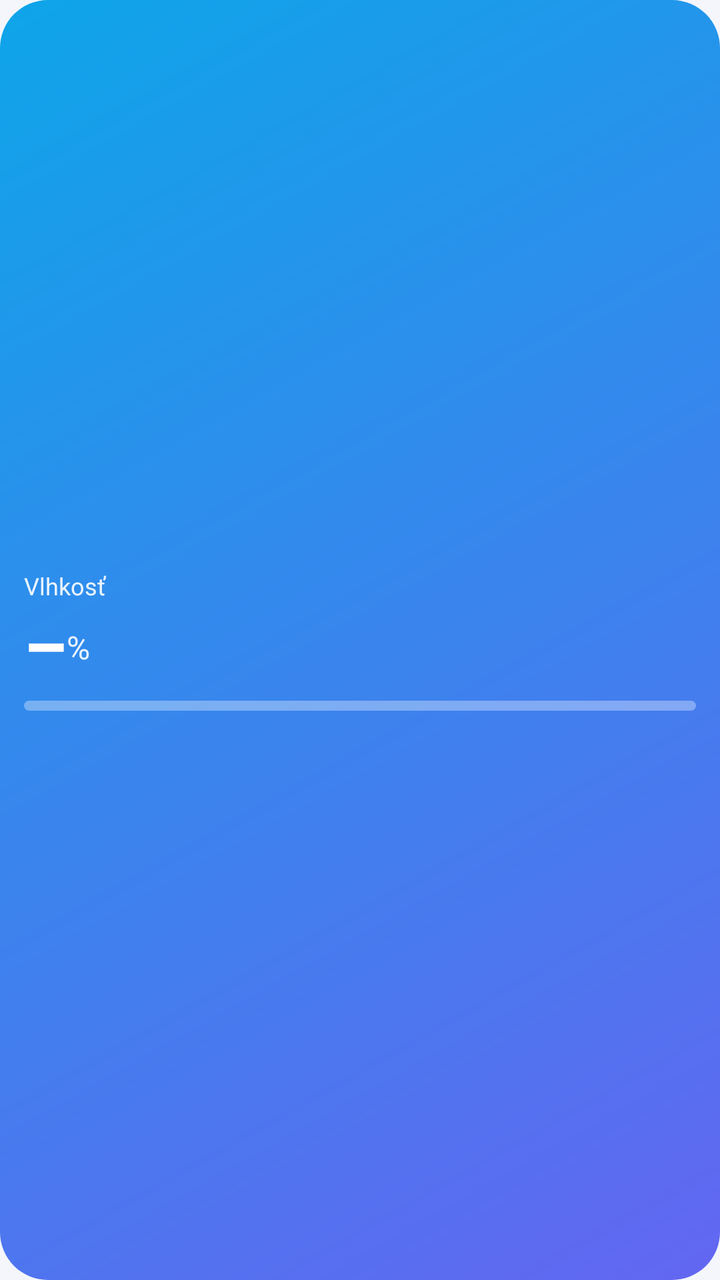
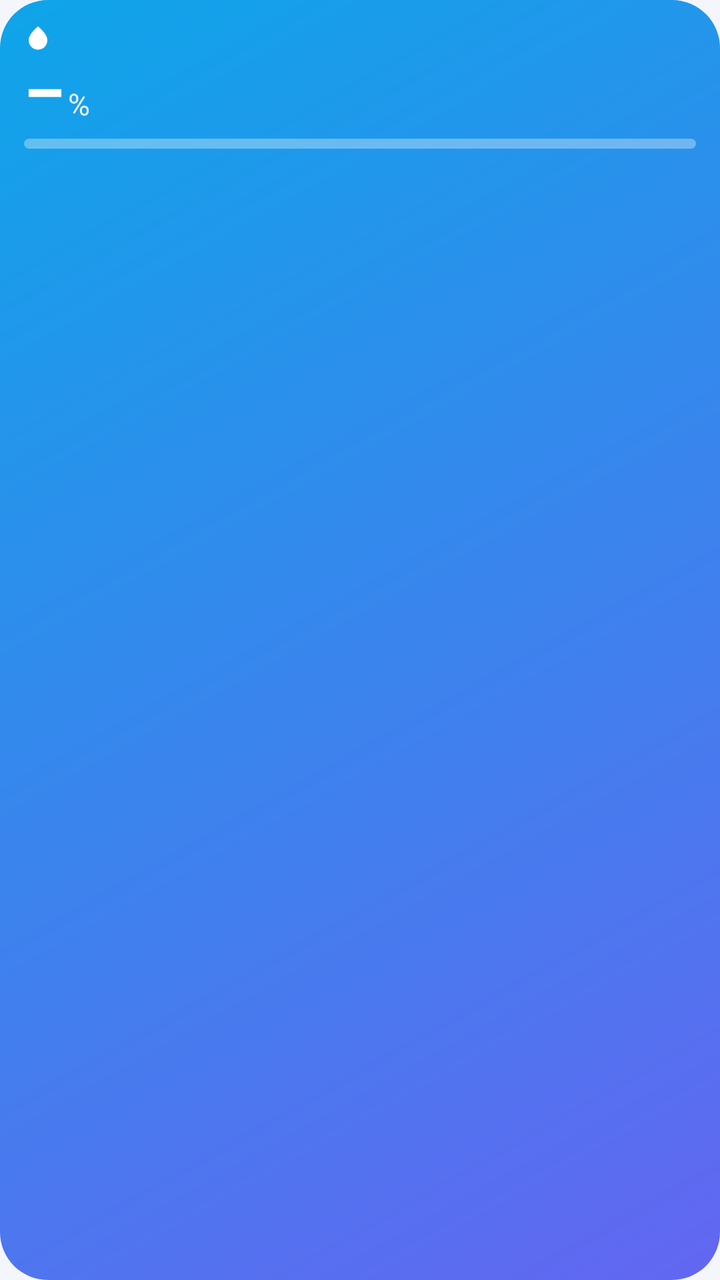

Two renders of the same Android screen: before a commit and after it. Below are the layout's source before the change and the commit's diff.
<!-- AndroidManifest.xml: application theme AppTheme -->
<!-- res/layout/widget_02.xml -->
<?xml version="1.0" encoding="utf-8"?>
<LinearLayout xmlns:android="http://schemas.android.com/apk/res/android" android:id="@+id/root" android:layout_width="match_parent" android:layout_height="match_parent"
    android:orientation="vertical" android:gravity="center_vertical" android:padding="12dp" android:background="@drawable/bg_hum">
    <TextView android:id="@+id/tName" android:layout_width="match_parent" android:layout_height="wrap_content"
        android:textColor="#E6FFFFFF" android:textSize="12sp" android:maxLines="1" android:ellipsize="end" android:text="Vlhkosť" />
    <LinearLayout android:layout_width="match_parent" android:layout_height="wrap_content" android:orientation="horizontal" android:gravity="bottom">
        <TextView android:id="@+id/tHum" android:layout_width="wrap_content" android:layout_height="wrap_content"
            android:textColor="#FFFFFFFF" android:textSize="34sp" android:textStyle="bold" android:fontFamily="sans-serif-medium" android:text="–" />
        <TextView android:layout_width="wrap_content" android:layout_height="wrap_content" android:layout_marginBottom="6dp"
            android:textColor="#E6FFFFFF" android:textSize="16sp" android:text="%" />
        <TextView android:id="@+id/tTrend" android:layout_width="0dp" android:layout_weight="1" android:layout_height="wrap_content"
            android:layout_marginBottom="7dp" android:gravity="end" android:textColor="#E6FFFFFF" android:textSize="12sp" android:maxLines="1" />
    </LinearLayout>
    <ProgressBar android:id="@+id/pHum" style="@android:style/Widget.ProgressBar.Horizontal" android:layout_width="match_parent"
        android:layout_height="5dp" android:layout_marginTop="4dp" android:max="100" android:progress="0"
        android:progressTint="#FFFFFFFF" android:progressBackgroundTint="#55FFFFFF" />
</LinearLayout>
<!-- resources referenced by this layout -->
<resources>
  <!-- drawable bg_hum (drawable) -->
  <?xml version="1.0" encoding="utf-8"?>
  <shape xmlns:android="http://schemas.android.com/apk/res/android" android:shape="rectangle">
      <gradient android:angle="315" android:startColor="#FF0EA5E9" android:endColor="#FF6366F1" />
      <corners android:radius="24dp" />
  </shape>
  <!-- unchanged entries left out for length: 1 -->
</resources>

<!-- the commit's change to res/layout/widget_02.xml (unified diff, before → after) -->
@@ -1,17 +1,44 @@
 <?xml version="1.0" encoding="utf-8"?>
-<LinearLayout xmlns:android="http://schemas.android.com/apk/res/android" android:id="@+id/root" android:layout_width="match_parent" android:layout_height="match_parent"
-    android:orientation="vertical" android:gravity="center_vertical" android:padding="12dp" android:background="@drawable/bg_hum">
-    <TextView android:id="@+id/tName" android:layout_width="match_parent" android:layout_height="wrap_content"
-        android:textColor="#E6FFFFFF" android:textSize="12sp" android:maxLines="1" android:ellipsize="end" android:text="Vlhkosť" />
-    <LinearLayout android:layout_width="match_parent" android:layout_height="wrap_content" android:orientation="horizontal" android:gravity="bottom">
-        <TextView android:id="@+id/tHum" android:layout_width="wrap_content" android:layout_height="wrap_content"
-            android:textColor="#FFFFFFFF" android:textSize="34sp" android:textStyle="bold" android:fontFamily="sans-serif-medium" android:text="–" />
-        <TextView android:layout_width="wrap_content" android:layout_height="wrap_content" android:layout_marginBottom="6dp"
-            android:textColor="#E6FFFFFF" android:textSize="16sp" android:text="%" />
-        <TextView android:id="@+id/tTrend" android:layout_width="0dp" android:layout_weight="1" android:layout_height="wrap_content"
-            android:layout_marginBottom="7dp" android:gravity="end" android:textColor="#E6FFFFFF" android:textSize="12sp" android:maxLines="1" />
-    </LinearLayout>
-    <ProgressBar android:id="@+id/pHum" style="@android:style/Widget.ProgressBar.Horizontal" android:layout_width="match_parent"
-        android:layout_height="5dp" android:layout_marginTop="4dp" android:max="100" android:progress="0"
-        android:progressTint="#FFFFFFFF" android:progressBackgroundTint="#55FFFFFF" />
+<LinearLayout xmlns:android="http://schemas.android.com/apk/res/android" android:id="@+id/root" android:layout_width="match_parent" android:layout_height="match_parent" android:orientation="vertical" android:gravity="top" android:padding="12dp" android:background="@drawable/bg_hum">
+<LinearLayout android:layout_width="match_parent" android:layout_height="wrap_content" android:orientation="horizontal" android:gravity="center_vertical">
+  <ImageView android:layout_width="14dp" android:layout_height="14dp" android:layout_marginEnd="5dp" android:src="@drawable/ic_drop" android:tint="#E6FFFFFF" android:importantForAccessibility="no" />
+  <TextView android:id="@+id/tName" android:layout_width="0dp" android:layout_height="wrap_content" android:textColor="#E6FFFFFF" android:textSize="12sp" android:textStyle="bold" android:maxLines="1" android:ellipsize="end" android:includeFontPadding="false" android:layout_weight="1" />
 </LinearLayout>
+<LinearLayout android:layout_width="match_parent" android:layout_height="wrap_content" android:orientation="horizontal" android:gravity="bottom" android:layout_marginTop="2dp">
+  <TextView android:id="@+id/tHum" android:layout_width="wrap_content" android:layout_height="wrap_content" android:textColor="#FFFFFFFF" android:textSize="32sp" android:textStyle="bold" android:maxLines="1" android:ellipsize="end" android:includeFontPadding="false" android:text="–" android:fontFamily="sans-serif-medium" />
+  <TextView android:layout_width="wrap_content" android:layout_height="wrap_content" android:textColor="#E6FFFFFF" android:textSize="15sp" android:text="%" android:layout_marginStart="2dp" />
+  <TextView android:id="@+id/tTrend" android:layout_width="0dp" android:layout_height="wrap_content" android:textColor="#E6FFFFFF" android:textSize="11sp" android:maxLines="1" android:ellipsize="end" android:includeFontPadding="false" android:layout_weight="1" android:gravity="end" />
+</LinearLayout>
+<ProgressBar android:id="@+id/pHum" style="@android:style/Widget.ProgressBar.Horizontal" android:layout_width="match_parent" android:layout_height="5dp" android:layout_marginTop="4dp" android:max="100" android:progress="0" android:progressTint="#FFFFFFFF" android:progressBackgroundTint="#55FFFFFF" />
+<include layout="@layout/widget_info_block" />
+</LinearLayout>
+<!-- res/layout/widget_info_block.xml (included above) -->
+<?xml version="1.0" encoding="utf-8"?>
+<LinearLayout xmlns:android="http://schemas.android.com/apk/res/android" android:id="@+id/infoBlock" android:layout_width="match_parent" android:layout_height="wrap_content" android:orientation="vertical" android:layout_marginTop="4dp">
+<LinearLayout android:id="@+id/rowPlace" android:layout_width="match_parent" android:layout_height="wrap_content" android:orientation="horizontal" android:gravity="center_vertical" android:visibility="gone" android:layout_marginTop="2dp">
+  <ImageView android:layout_width="11dp" android:layout_height="11dp" android:layout_marginEnd="4dp" android:src="@drawable/ic_place" android:tint="#CCFFFFFF" android:importantForAccessibility="no" />
+  <TextView android:id="@+id/tPlace" android:layout_width="0dp" android:layout_height="wrap_content" android:textColor="#DDFFFFFF" android:textSize="10sp" android:maxLines="1" android:ellipsize="end" android:includeFontPadding="false" android:layout_weight="1" />
+</LinearLayout>
+<LinearLayout android:id="@+id/rowClock" android:layout_width="match_parent" android:layout_height="wrap_content" android:orientation="horizontal" android:gravity="center_vertical" android:visibility="gone" android:layout_marginTop="2dp">
+  <LinearLayout android:id="@+id/grpTime" android:layout_width="wrap_content" android:layout_height="wrap_content" android:gravity="center_vertical" android:layout_marginEnd="8dp">
+    <ImageView android:layout_width="11dp" android:layout_height="11dp" android:layout_marginEnd="4dp" android:src="@drawable/ic_clock" android:tint="#CCFFFFFF" android:importantForAccessibility="no" />
+    <TextClock android:id="@+id/clockTime" android:layout_width="wrap_content" android:layout_height="wrap_content" android:format24Hour="HH:mm" android:format12Hour="HH:mm" android:textColor="#FFFFFFFF" android:textSize="11sp" android:textStyle="bold" android:includeFontPadding="false" />
+  </LinearLayout>
+  <LinearLayout android:id="@+id/grpDate" android:layout_width="0dp" android:layout_weight="1" android:layout_height="wrap_content" android:gravity="center_vertical">
+    <ImageView android:layout_width="11dp" android:layout_height="11dp" android:layout_marginEnd="4dp" android:src="@drawable/ic_calendar" android:tint="#CCFFFFFF" android:importantForAccessibility="no" />
+    <TextClock android:id="@+id/clockDate" android:layout_width="wrap_content" android:layout_height="wrap_content" android:format24Hour="EEE d. MMM yyyy" android:format12Hour="EEE d. MMM yyyy" android:textColor="#DDFFFFFF" android:textSize="10sp" android:maxLines="1" android:includeFontPadding="false" />
+  </LinearLayout>
+</LinearLayout>
+<LinearLayout android:id="@+id/rowExtra" android:layout_width="match_parent" android:layout_height="wrap_content" android:orientation="horizontal" android:gravity="center_vertical" android:visibility="gone" android:layout_marginTop="2dp">
+  <ImageView android:layout_width="11dp" android:layout_height="11dp" android:layout_marginEnd="4dp" android:src="@drawable/ic_mood" android:tint="#CCFFFFFF" android:importantForAccessibility="no" />
+  <TextView android:id="@+id/tExtra" android:layout_width="0dp" android:layout_height="wrap_content" android:textColor="#DDFFFFFF" android:textSize="10sp" android:maxLines="1" android:ellipsize="end" android:includeFontPadding="false" android:layout_weight="1" />
+</LinearLayout>
+<LinearLayout android:id="@+id/rowToday" android:layout_width="match_parent" android:layout_height="wrap_content" android:orientation="horizontal" android:gravity="center_vertical" android:visibility="gone" android:layout_marginTop="2dp">
+  <ImageView android:layout_width="11dp" android:layout_height="11dp" android:layout_marginEnd="4dp" android:src="@drawable/ic_chart" android:tint="#CCFFFFFF" android:importantForAccessibility="no" />
+  <TextView android:id="@+id/tToday" android:layout_width="0dp" android:layout_height="wrap_content" android:textColor="#DDFFFFFF" android:textSize="10sp" android:maxLines="1" android:ellipsize="end" android:includeFontPadding="false" android:layout_weight="1" />
+</LinearLayout>
+<LinearLayout android:id="@+id/rowUpdated" android:layout_width="match_parent" android:layout_height="wrap_content" android:orientation="horizontal" android:gravity="center_vertical" android:visibility="gone" android:layout_marginTop="2dp">
+  <ImageView android:layout_width="11dp" android:layout_height="11dp" android:layout_marginEnd="4dp" android:src="@drawable/ic_sync" android:tint="#AAFFFFFF" android:importantForAccessibility="no" />
+  <TextView android:id="@+id/tUpdatedAt" android:layout_width="0dp" android:layout_height="wrap_content" android:textColor="#AAFFFFFF" android:textSize="10sp" android:maxLines="1" android:ellipsize="end" android:includeFontPadding="false" android:layout_weight="1" />
+</LinearLayout>
+</LinearLayout>
<!-- resource entries referenced after the edit -->
@@ -6,6 +6,41 @@
       <gradient android:angle="315" android:startColor="#FF0EA5E9" android:endColor="#FF6366F1" />
       <corners android:radius="24dp" />
   </shape>
+  <!-- drawable ic_calendar (drawable) -->
+  <?xml version="1.0" encoding="utf-8"?>
+  <vector xmlns:android="http://schemas.android.com/apk/res/android" android:width="24dp" android:height="24dp" android:viewportWidth="24" android:viewportHeight="24">
+      <path android:fillColor="#FFFFFFFF" android:pathData="M19,3h-1V1h-2v2H8V1H6v2H5c-1.11,0 -1.99,0.9 -1.99,2L3,19c0,1.1 0.89,2 2,2h14c1.1,0 2,-0.9 2,-2V5c0,-1.1 -0.9,-2 -2,-2zM19,19H5V8h14v11zM7,10h5v5H7z" />
+  </vector>
+  <!-- drawable ic_chart (drawable) -->
+  <?xml version="1.0" encoding="utf-8"?>
+  <vector xmlns:android="http://schemas.android.com/apk/res/android" android:width="24dp" android:height="24dp" android:viewportWidth="24" android:viewportHeight="24">
+      <path android:fillColor="#FFFFFFFF" android:pathData="M3.5,18.49l6,-6.01 4,4L22,6.92l-1.41,-1.41 -7.09,7.97 -4,-4L2,16.99z" />
+  </vector>
+  <!-- drawable ic_clock (drawable) -->
+  <?xml version="1.0" encoding="utf-8"?>
+  <vector xmlns:android="http://schemas.android.com/apk/res/android" android:width="24dp" android:height="24dp" android:viewportWidth="24" android:viewportHeight="24">
+      <path android:fillColor="#FFFFFFFF" android:pathData="M11.99,2C6.47,2 2,6.48 2,12s4.47,10 9.99,10C17.52,22 22,17.52 22,12S17.52,2 11.99,2zM12,20c-4.42,0 -8,-3.58 -8,-8s3.58,-8 8,-8 8,3.58 8,8 -3.58,8 -8,8zM12.5,7H11v6l5.25,3.15 0.75,-1.23 -4.5,-2.67z" />
+  </vector>
+  <!-- drawable ic_drop (drawable) -->
+  <?xml version="1.0" encoding="utf-8"?>
+  <vector xmlns:android="http://schemas.android.com/apk/res/android" android:width="24dp" android:height="24dp" android:viewportWidth="24" android:viewportHeight="24">
+      <path android:fillColor="#FFFFFFFF" android:pathData="M12,2c-5.33,4.55 -8,8.48 -8,11.8c0,4.98 3.8,8.2 8,8.2s8,-3.22 8,-8.2C20,10.48 17.33,6.55 12,2z" />
+  </vector>
+  <!-- drawable ic_mood (drawable) -->
+  <?xml version="1.0" encoding="utf-8"?>
+  <vector xmlns:android="http://schemas.android.com/apk/res/android" android:width="24dp" android:height="24dp" android:viewportWidth="24" android:viewportHeight="24">
+      <path android:fillColor="#FFFFFFFF" android:pathData="M11.99,2C6.47,2 2,6.48 2,12s4.47,10 9.99,10C17.52,22 22,17.52 22,12S17.52,2 11.99,2zM12,20c-4.42,0 -8,-3.58 -8,-8s3.58,-8 8,-8 8,3.58 8,8 -3.58,8 -8,8zM15.5,11c0.83,0 1.5,-0.67 1.5,-1.5S16.33,8 15.5,8 14,8.67 14,9.5s0.67,1.5 1.5,1.5zM8.5,11c0.83,0 1.5,-0.67 1.5,-1.5S9.33,8 8.5,8 7,8.67 7,9.5 7.67,11 8.5,11zM12,17.5c2.33,0 4.31,-1.46 5.11,-3.5H6.89c0.8,2.04 2.78,3.5 5.11,3.5z" />
+  </vector>
+  <!-- drawable ic_place (drawable) -->
+  <?xml version="1.0" encoding="utf-8"?>
+  <vector xmlns:android="http://schemas.android.com/apk/res/android" android:width="24dp" android:height="24dp" android:viewportWidth="24" android:viewportHeight="24">
+      <path android:fillColor="#FFFFFFFF" android:pathData="M12,2C8.13,2 5,5.13 5,9c0,5.25 7,13 7,13s7,-7.75 7,-13c0,-3.87 -3.13,-7 -7,-7zM12,11.5c-1.38,0 -2.5,-1.12 -2.5,-2.5s1.12,-2.5 2.5,-2.5 2.5,1.12 2.5,2.5 -1.12,2.5 -2.5,2.5z" />
+  </vector>
+  <!-- drawable ic_sync (drawable) -->
+  <?xml version="1.0" encoding="utf-8"?>
+  <vector xmlns:android="http://schemas.android.com/apk/res/android" android:width="24dp" android:height="24dp" android:viewportWidth="24" android:viewportHeight="24">
+      <path android:fillColor="#FFFFFFFF" android:pathData="M12,4V1L8,5l4,4V6c3.31,0 6,2.69 6,6 0,1.01 -0.25,1.97 -0.7,2.8l1.46,1.46C19.54,15.03 20,13.57 20,12c0,-4.42 -3.58,-8 -8,-8zM12,18c-3.31,0 -6,-2.69 -6,-6 0,-1.01 0.25,-1.97 0.7,-2.8L5.24,7.74C4.46,8.97 4,10.43 4,12c0,4.42 3.58,8 8,8v3l4,-4 -4,-4v3z" />
+  </vector>
   <!-- unchanged entries left out for length: 1 -->
 </resources>
 
